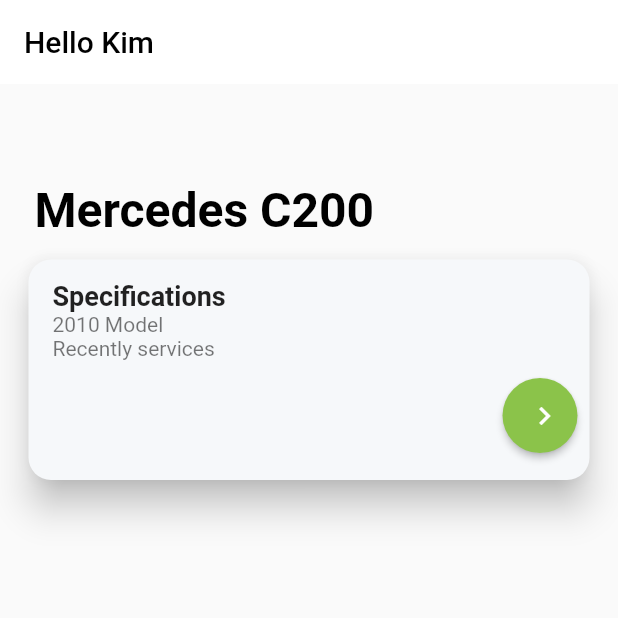
After one commit to iZeroKim/Uado, a Flutter app: the screen it shows after launch, on a phone screen of 412 x 824 dp, the top half of it. The commit adds this screen. Run offline on Flutter 3.47's test engine with Material 2 defaults, Android fonts, the phone set to English and light mode, and no system bars; our stand-ins replace image_picker.

Commit message:
Add dashboard specifications card

```diff
--- a/lib/main.dart
+++ b/lib/main.dart
@@ -2,6 +2,7 @@ import 'package:flutter/material.dart';
 import 'package:flutter/services.dart';
 import 'package:uado/auth/login_initial_page.dart';
 import 'package:uado/providers/mechanic_provider.dart';
+import 'package:uado/screens/dash_board.dart';
 import 'screens/mechanics_list.dart';
 import 'package:provider/provider.dart';
 
@@ -25,13 +26,15 @@ class MyApp extends StatelessWidget {
         debugShowCheckedModeBanner: false,
         title: 'Uado',
         theme: ThemeData(
-          primarySwatch: Colors.blue,
+          primarySwatch: Colors.lightGreen,
           appBarTheme: const AppBarTheme(
             backwardsCompatibility: false, // 1
             systemOverlayStyle: SystemUiOverlayStyle.light, // 2
           ),
         ),
-        home:  const InitialLoginPage(),
+
+        //home:  const InitialLoginPage(),
+        home: const DashBoard(),
       ),
     );
   }
--- /dev/null
+++ b/lib/screens/dash_board.dart
@@ -0,0 +1,83 @@
+import 'package:flutter/material.dart';
+
+class DashBoard extends StatefulWidget {
+  const DashBoard({Key? key}) : super(key: key);
+
+  @override
+  State<DashBoard> createState() => _DashBoardState();
+}
+
+class _DashBoardState extends State<DashBoard> {
+  @override
+  Widget build(BuildContext context) {
+    return Scaffold(
+      appBar: AppBar(
+        backgroundColor: Colors.white,
+        elevation: 0.0,
+        foregroundColor: Colors.black,
+        title: const Text("Hello Kim"),
+      ),
+      body: SafeArea(
+        child: Padding(
+          padding: const EdgeInsets.all(15.0),
+          child: Column(
+            crossAxisAlignment: CrossAxisAlignment.start,
+            children: [
+              SizedBox(height: 50.0),
+              const Text(
+                " Mercedes C200",
+                style: TextStyle(
+                    color: Colors.black,
+                    fontWeight: FontWeight.bold,
+                    fontSize: 32),
+              ),
+              SizedBox(height: 10.0),
+              Card(
+                shape: RoundedRectangleBorder(
+                  borderRadius: BorderRadius.circular(15.0),
+                ),
+                color: Color.fromRGBO(246,248,250,1),
+                elevation: 10,
+                child: Padding(
+                  padding: const EdgeInsets.symmetric(vertical: 10.0),
+                  child: Column(
+                    mainAxisSize: MainAxisSize.max,
+                    crossAxisAlignment: CrossAxisAlignment.center,
+                    mainAxisAlignment: MainAxisAlignment.spaceEvenly,
+                    children: <Widget>[
+                      const ListTile(
+                        title: Text('Specifications',
+                            style: TextStyle(
+                                fontSize: 18.0, fontWeight: FontWeight.bold)),
+                        subtitle: Text(
+                          '2010 Model \nRecently services',
+                        ),
+                      ),
+                      ButtonBar(
+                        children: <Widget>[
+                          SizedBox(
+                              height:50,width: 50,
+                              child:ElevatedButton(
+                                onPressed: (){},
+                                child: Icon(Icons.navigate_next, color: Colors.white,),
+                                style: ElevatedButton.styleFrom(
+                                    shape: RoundedRectangleBorder(
+                                      borderRadius: BorderRadius.circular(50),
+                                      //border radius equal to or more than 50% of width
+                                    )
+                                ),
+                              )
+                          )
+                        ],
+                      ),
+                    ],
+                  ),
+                ),
+              ),
+            ],
+          ),
+        ),
+      ),
+    );
+  }
+}
```
